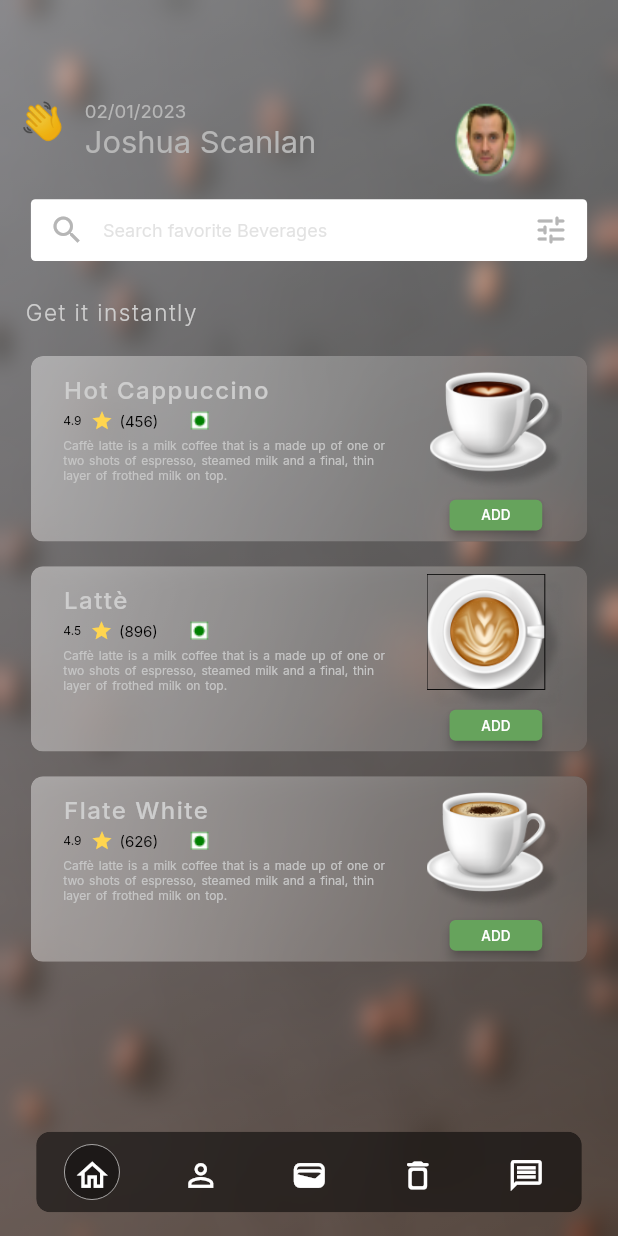
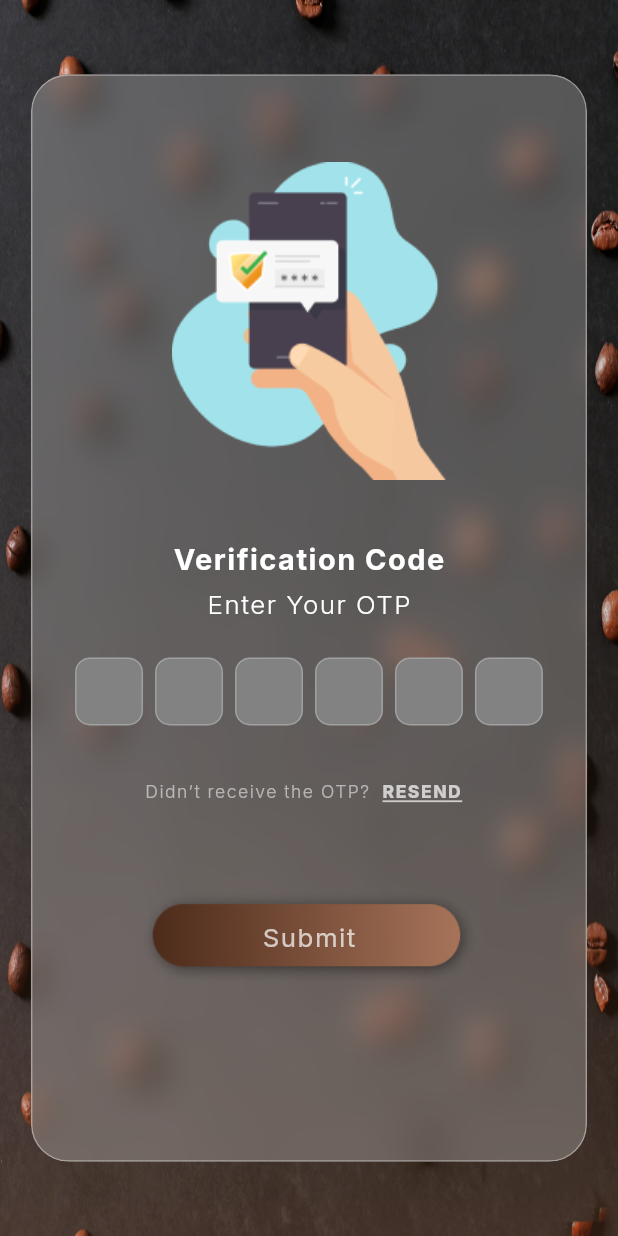
Before and after one commit to anshd258/coffee-_UI, a Flutter app: the screen it shows after launch, after a tap on "Privacy Policy", on a phone screen of 412 x 824 dp. Run offline on Flutter 3.47's test engine with Material 2 defaults, Android fonts, the phone set to English and light mode, and no system bars; drawn by our look-alikes of glass_kit, pinput; our stand-ins replace flutter_advanced_switch, flutter_screenutil, google_fonts, nice_buttons, responsive_sizer; missing offline and left inert: cart_stepper, flutter_glow.

Commit message:
added otp page

```diff
--- a/lib/main.dart
+++ b/lib/main.dart
@@ -7,6 +7,7 @@ import './page/orderspg.dart';
 import './page/page-3.dart';
 import './page/order-confirmation-pg.dart';
 import './page/order_details_pg.dart';
+import './page/otpinput.dart';
 
 void main() {
   runApp(const main_app());
@@ -33,6 +34,7 @@ class _main_appState extends State<main_app> {
             "/orderconfirmPg": (context) => const Orderconfirmationpg(),
             "/orderdetailsPg": (context) => const OrderDetailspg(),
             "/orderspg": (context) => const OrderPg(),
+            "/otpinput": (context) => const Otpscreen()
           },
         );
       },
--- /dev/null
+++ b/lib/page/otpinput.dart
@@ -0,0 +1,50 @@
+// ignore: file_names
+import 'package:flutter/material.dart';
+import 'package:inter_coffee/widgets/otpinputcontainer.dart';
+import '../widgets/glassContainer.dart';
+import 'package:responsive_sizer/responsive_sizer.dart';
+
+class Otpscreen extends StatefulWidget {
+  const Otpscreen({super.key});
+
+  @override
+  State<Otpscreen> createState() => _OtpscreenState();
+}
+
+class _OtpscreenState extends State<Otpscreen> {
+  @override
+  Widget build(BuildContext context) {
+    return Scaffold(
+      resizeToAvoidBottomInset: false,
+      body: Container(
+        //base image of the page
+        height: 100.h,
+        width: 100.w,
+        decoration: const BoxDecoration(
+          image: DecorationImage(
+            fit: BoxFit.fill,
+            image: AssetImage(
+              'assets/bg1.jpg',
+            ),
+          ),
+        ),
+        child: Container(
+          //brown gradient over the base image
+          height: 100.h,
+          width: 100.w,
+          decoration: const BoxDecoration(
+            gradient: LinearGradient(
+              colors: [Colors.transparent, Color.fromARGB(50, 207, 123, 75)],
+              begin: Alignment.topCenter,
+              end: Alignment.bottomCenter,
+            ),
+          ),
+          child: const Center(
+            child:
+                OtpGlassContain(), //center glass container with inner widgets
+          ),
+        ),
+      ),
+    );
+  }
+}
--- a/lib/widgets/glassContainer.dart
+++ b/lib/widgets/glassContainer.dart
@@ -152,7 +152,7 @@ class glass_container extends StatelessWidget {
           TextButton(
               onPressed: () {
                 Navigator.pushNamed(context,
-                    "/page2"); //navigating to 2nd page when the button is clicked
+                    "/otpinput"); //navigating to 2nd page when the button is clicked
               },
               child: Text(
                 "Privacy Policy",
--- /dev/null
+++ b/lib/widgets/otpinputcontainer.dart
@@ -0,0 +1,181 @@
+import 'dart:ui';
+
+import 'package:flutter/material.dart';
+import 'package:flutter/services.dart';
+import 'package:glass_kit/glass_kit.dart';
+import 'package:google_fonts/google_fonts.dart';
+import 'package:nice_buttons/nice_buttons.dart';
+import 'package:responsive_sizer/responsive_sizer.dart';
+import 'package:pinput/pinput.dart';
+
+class OtpGlassContain extends StatefulWidget {
+  const OtpGlassContain({super.key});
+
+  @override
+  State<OtpGlassContain> createState() => _OtpGlassContainState();
+}
+
+class _OtpGlassContainState extends State<OtpGlassContain> {
+  final defaultPinTheme = PinTheme(height: 1.h, width: 1.h);
+
+  final otpcontroller = TextEditingController();
+  final focusNode = FocusNode();
+
+  @override
+  void dispose() {
+    otpcontroller.dispose();
+    focusNode.dispose();
+    super.dispose();
+  }
+
+  @override
+  Widget build(BuildContext context) {
+    const focusedBorderColor = Color.fromRGBO(23, 171, 144, 1);
+    const fillColor = Color.fromRGBO(243, 246, 249, 0);
+    const borderColor = Color.fromRGBO(23, 171, 144, 0.4);
+    final defaultPinTheme = PinTheme(
+      height: 5.5.h,
+      width: 5.5.h,
+      textStyle: GoogleFonts.inter(
+          color: Colors.white,
+          fontSize: 15.sp,
+          fontWeight: FontWeight.w300,
+          fontStyle: FontStyle.normal,
+          letterSpacing: 1),
+      decoration: BoxDecoration(
+        color: Color.fromARGB(255, 130, 130, 130),
+        border: Border.all(color: Colors.white24),
+        borderRadius: BorderRadius.circular(10),
+      ),
+    );
+
+    return GlassContainer.frostedGlass(
+      //inner glass container
+      height: 88.h,
+      width: 90.w,
+      blur: 11,
+      borderRadius: BorderRadius.circular(25),
+      borderColor: Colors.white38,
+      color: Colors.white24,
+      child: Column(
+        //column in which inner childrens is placed
+        mainAxisSize: MainAxisSize.min,
+        children: [
+          //for gapping
+          SizedBox(
+            height: 7.h,
+          ),
+          //logo of  the cafe
+          Image.asset("assets/otp1.png"),
+          SizedBox(
+            height: 5.h,
+          ),
+
+          //swift cafe end
+          Text(
+            "Verification Code",
+            style: GoogleFonts.inter(
+                color: Colors.white,
+                fontSize: 18.sp,
+                fontWeight: FontWeight.w700,
+                fontStyle: FontStyle.normal,
+                letterSpacing: 1),
+          ),
+          SizedBox(
+            height: 1.h,
+          ),
+          Text(
+            "Enter Your OTP",
+            style: GoogleFonts.inter(
+                color: Colors.white,
+                fontSize: 17.sp,
+                fontWeight: FontWeight.w300,
+                fontStyle: FontStyle.normal,
+                letterSpacing: 1),
+          ),
+          SizedBox(
+            height: 3.h,
+          ),
+          Pinput(
+            length: 6,
+            controller: otpcontroller,
+            focusNode: focusNode,
+            defaultPinTheme: defaultPinTheme,
+            androidSmsAutofillMethod:
+                AndroidSmsAutofillMethod.smsUserConsentApi,
+            onSubmitted: ((value) {
+              Navigator.pushNamed(context, "/page2");
+            }),
+            pinAnimationType: PinAnimationType.fade,
+            animationDuration: Duration(milliseconds: 15),
+            animationCurve: Curves.bounceInOut,
+            inputFormatters: [
+              FilteringTextInputFormatter.digitsOnly,
+            ],
+            obscureText: true,
+            obscuringCharacter: "*",
+            keyboardType: TextInputType.number,
+            useNativeKeyboard: true,
+          ),
+          SizedBox(
+            height: 2.5.h,
+          ),
+          Row(
+            mainAxisAlignment: MainAxisAlignment.center,
+            children: [
+              Text(
+                "Didn’t receive the OTP?",
+                style: GoogleFonts.inter(
+                    color: Colors.white54,
+                    fontSize: 14.sp,
+                    fontWeight: FontWeight.w300,
+                    fontStyle: FontStyle.normal,
+                    letterSpacing: 1),
+              ),
+              TextButton(
+                onPressed: () {},
+                child: Text(
+                  'RESEND',
+                  style: GoogleFonts.inter(
+                      color: Colors.white70,
+                      decoration: TextDecoration.underline,
+                      fontSize: 14.sp,
+                      fontWeight: FontWeight.w800,
+                      fontStyle: FontStyle.normal,
+                      letterSpacing: 1),
+                ),
+                style: TextButton.styleFrom(),
+              )
+            ],
+          ),
+          SizedBox(
+            height: 5.h,
+          ),
+          Container(
+            height: 7.7.h,
+            width: 55.w,
+            decoration: BoxDecoration(
+                borderRadius: BorderRadius.circular(30),
+                image: DecorationImage(
+                    alignment: Alignment.center,
+                    image: AssetImage("assets/loginbutton.png"),
+                    fit: BoxFit.fill)),
+            child: Center(
+              child: Text(
+                "Submit",
+                style: GoogleFonts.inter(
+                    color: Colors.white70,
+                    fontSize: 17.sp,
+                    fontWeight: FontWeight.w400,
+                    fontStyle: FontStyle.normal,
+                    letterSpacing: 1),
+              ),
+            ),
+          ),
+
+          // //user name field
+        ],
+      ),
+    );
+  }
+}
--- a/pubspec.yaml
+++ b/pubspec.yaml
@@ -45,6 +45,7 @@ dependencies:
   responsive_sizer: ^3.1.1
   cart_stepper: ^4.0.0
   flutter_screenutil: ^5.6.0
+  pinput: ^2.2.21
 
 
 dev_dependencies:
@@ -85,6 +86,9 @@ flutter:
     - assets/ICONS/arrow2.png
     - assets/ICONS/arrow3.png
     - assets/cp1.png
+    - assets/otp1.png
+    - assets/loginbutton.png
+
   #   - images/a_dot_ham.jpeg
 
   # An image asset can refer to one or more resolution-specific "variants", see
```
Also changed, not shown: assets/loginbutton.png (renamed from assets/Login_button.png), assets/otp1.png (renamed from assets/Mobile 1.png), pubspec.lock, 5 other files.
